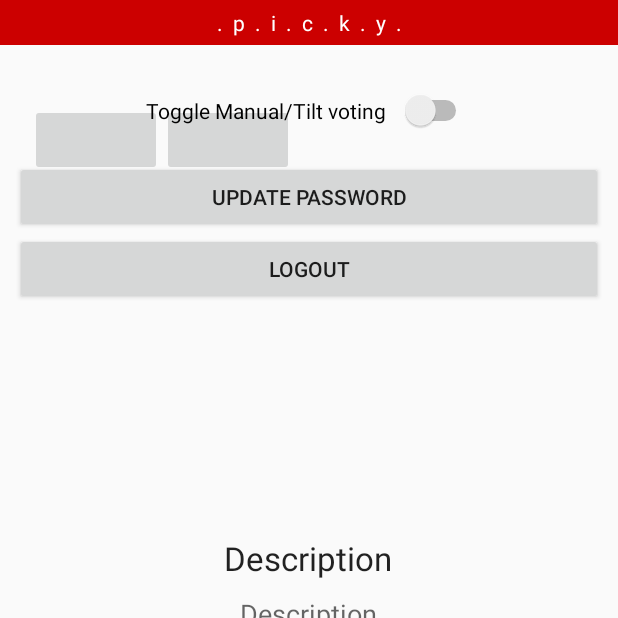
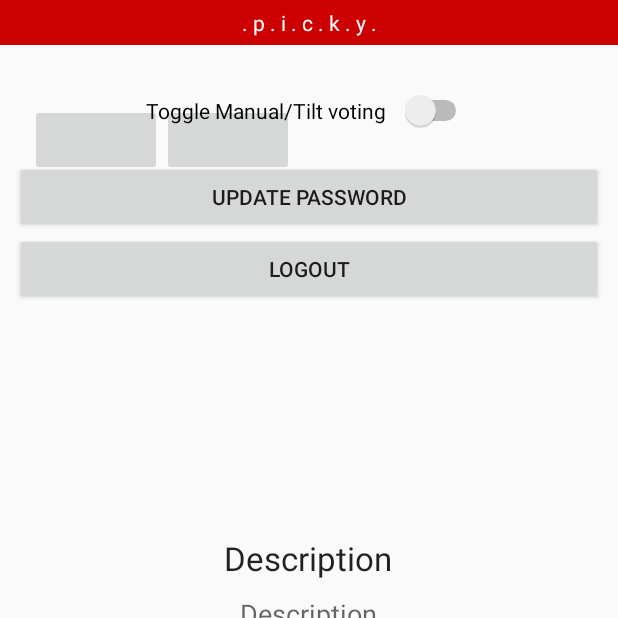
Before and after one commit to walia-gaurav/picky, an Android app: the HomeActivity screen opened directly, with no data from a screen before it, on a phone screen of 412 x 824 dp, the top half of it. Run offline under Robolectric (Android 15) with nearby library versions, the phone set to English and light mode, and no system bars; 2 statements that could not run were skipped.

Commit message:
Replacing hard-coded string

```diff
--- a/app/src/main/res/layout-large/activity_home.xml
+++ b/app/src/main/res/layout-large/activity_home.xml
@@ -17,7 +17,7 @@
         android:minHeight="120dp"
         android:paddingBottom="5dp"
         android:paddingTop="5dp"
-        android:text=".  p  .  i  .  c  .  k  .  y  ."
+        android:text="@string/p_i_c_k_y"
         android:textColor="#FFFFFF"
         android:textSize="40dp"></TextView>
 
--- a/app/src/main/res/layout/activity_home.xml
+++ b/app/src/main/res/layout/activity_home.xml
@@ -16,7 +16,7 @@
         android:gravity="center"
         android:paddingBottom="5dp"
         android:paddingTop="5dp"
-        android:text=".  p  .  i  .  c  .  k  .  y  ."
+        android:text="@string/p_i_c_k_y"
         android:textColor="#FFFFFF"></TextView>
 
     <TabHost
```
